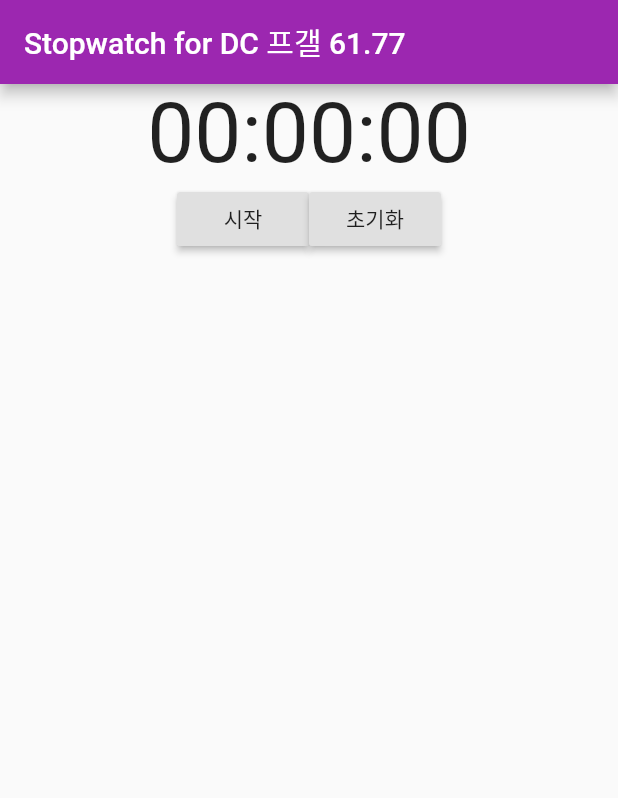
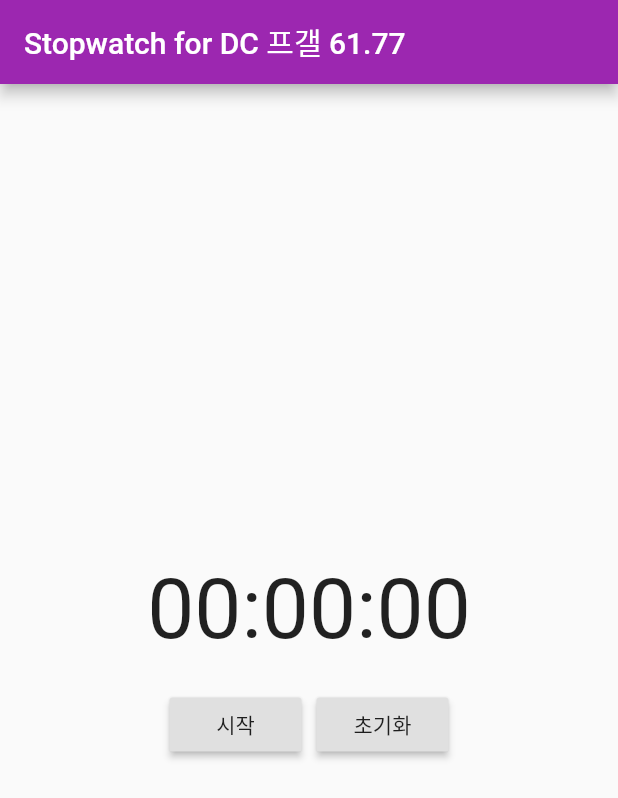
Before and after one commit to gaejotbab/stopwatch6177, a Flutter app: the screen it shows after launch, on a phone screen of 412 x 824 dp. Shown: the top 798 px of the screen. Run offline on Flutter 3.47's test engine with Material 2 defaults, Android fonts, the phone set to English and light mode, and no system bars; missing offline and left inert: dart:ffi.

Commit message:
내용 가운데로 옮기고 여백 넣어줌

```diff
--- a/lib/main.dart
+++ b/lib/main.dart
@@ -123,20 +123,24 @@ class _MyHomePageState extends State<MyHomePage> {
               ],
               mainAxisAlignment: MainAxisAlignment.center,
             ),
+            SizedBox(height: 20),
             Row(
               children: <Widget>[
                 RaisedButton(
                   child: Text('$buttonState'),
                   onPressed: _onButtonPressed,
                 ),
+                SizedBox(width: 10),
                 RaisedButton(
                   child: Text('초기화'),
                   onPressed: _onResetPressed,
                 )
               ],
               mainAxisAlignment: MainAxisAlignment.center,
+
             )
           ],
+          mainAxisAlignment: MainAxisAlignment.center,
         )
       ),
     );
```
